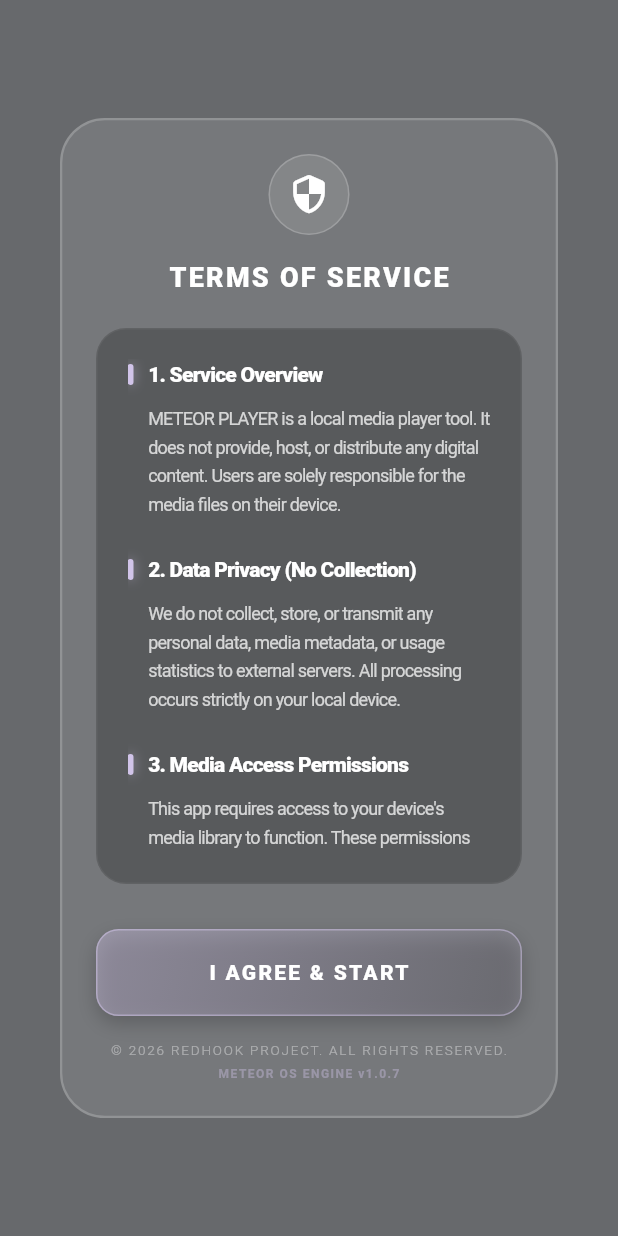
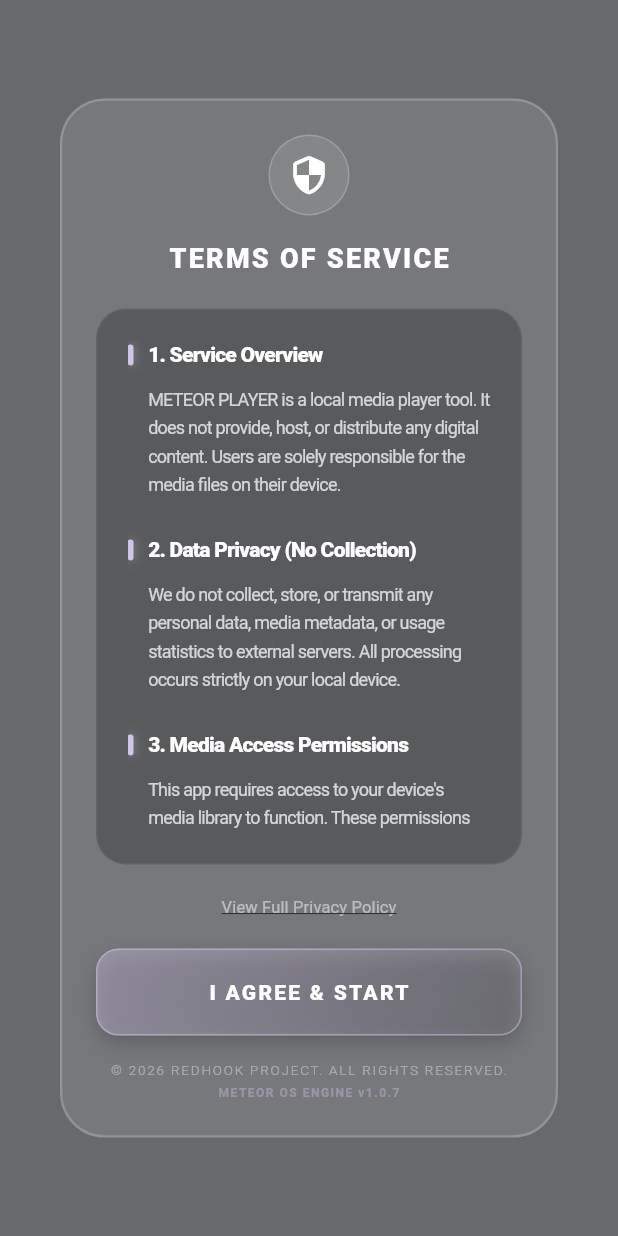
Before and after one commit to jjaez7/meteor_player, a Flutter app: what showTermsDialog() shows on an empty page, opened directly, on a phone screen of 412 x 824 dp. Run offline on Flutter 3.47's test engine with Material 3 defaults, Android fonts, the light colour scheme and no system bars; our stand-ins replace audio_service, flutter_colorpicker, marquee, package_info_plus, palette_generator, permission_handler and 1 more; missing offline and left inert: notification_listener_service; accounts and stored records are empty; Roboto replaces fonts that are missing (Pretendard).

Commit message:
안드로이드 13이상 필수 권한 허용, 필수 약관 등록

```diff
--- a/lib/main.dart
+++ b/lib/main.dart
@@ -6,6 +6,7 @@ import 'package:shared_preferences/shared_preferences.dart';
 import 'package:mp_design/permission_guard.dart';
 import 'player_screen.dart';
 import 'onboarding_screen.dart';
+
 
 String appVersion="1.0.0";
 
@@ -35,6 +36,7 @@ void main() async {
   final prefs = results[0] as SharedPreferences;
   audioHandler = results[1] as MyAudioHandler;
 
+
   final bool isFirstRun = prefs.getBool('isFirstRun') ?? true;
 
   // 3. UI 설정 (비동기로 실행하여 렌더링 시작을 앞당김)
@@ -52,6 +54,7 @@ void main() async {
 
   runApp(MeteorPlayer(isFirstRun: isFirstRun));
 }
+
 
 class MyAudioHandler extends BaseAudioHandler {
   static const MethodChannel _nativeChannel = MethodChannel(
@@ -146,6 +149,7 @@ class MeteorPlayer extends StatelessWidget {
   final bool isFirstRun;
   const MeteorPlayer({super.key, required this.isFirstRun});
 
+
   @override
   Widget build(BuildContext context) {
     return MaterialApp(
--- a/lib/menu/dialog_creator.dart
+++ b/lib/menu/dialog_creator.dart
@@ -59,7 +59,7 @@ void showCreatorDialog(BuildContext context) {
                         children: [
                           Expanded(child: _buildCreatorCard("Jaewon Jo", "Main Dev", accentColor)),
                           const SizedBox(width: 12),
-                          Expanded(child: _buildCreatorCard("Minchan Kim", "UI/UX Design", accentColor)),
+                          Expanded(child: _buildCreatorCard("Minchan Kim", "Special Thanks", accentColor)),
                           const SizedBox(width: 12),
                           Expanded(child: _buildCreatorCard("Myungwan Jeong", "Special Thanks", accentColor)),
                         ],
@@ -68,7 +68,7 @@ void showCreatorDialog(BuildContext context) {
                         children: [
                           _buildCreatorRow("Jaewon Jo", "Main Developer", accentColor),
                           const SizedBox(height: 12),
-                          _buildCreatorRow("Minchan Kim", "UI/UX Design", accentColor),
+                          _buildCreatorRow("Minchan Kim", "Special Thanks To", accentColor),
                           const SizedBox(height: 12),
                           _buildCreatorRow("Myungwan Jeong", "Special Thanks To", accentColor),
                         ],
--- a/lib/menu/dialog_terms.dart
+++ b/lib/menu/dialog_terms.dart
@@ -1,6 +1,7 @@
 import 'dart:ui';
 import 'package:flutter/material.dart';
 import '../main.dart';
+import 'package:url_launcher/url_launcher.dart';
 
 void showTermsDialog(BuildContext context) {
   final size = MediaQuery.of(context).size;
@@ -51,6 +52,8 @@ void showTermsDialog(BuildContext context) {
                             ),
                             const SizedBox(height: 24),
                             _buildAgreeButton(context, accentColor),
+                            const SizedBox(height: 8),
+                            _buildViewFullPolicyButton(),
                             const SizedBox(height: 16),
 
                             Opacity(
@@ -106,7 +109,9 @@ void showTermsDialog(BuildContext context) {
                       ),
                       const SizedBox(height: 20),
                       _buildTermsScrollArea(size, isLandscape),
-                      const SizedBox(height: 30),
+                      const SizedBox(height: 12),
+                      _buildViewFullPolicyButton(),
+                      const SizedBox(height: 12),
                       _buildAgreeButton(context, accentColor),
                       const SizedBox(height: 16), // 버튼과의 간격
 
@@ -155,6 +160,37 @@ Widget _buildHeaderIcon() {
       border: Border.all(color: Colors.white.withValues(alpha: 0.2)),
     ),
     child: const Icon(Icons.security_rounded, color: Colors.white, size: 28),
+  );
+}
+
+// 전체 약관 보기 텍스트 버튼
+Widget _buildViewFullPolicyButton() {
+  return TextButton(
+    onPressed: () async {
+      final Uri url = Uri.parse('https://gist.github.com/jjaez7/77747922246eb6f6715f169ab55ec674');
+    try {
+    await launchUrl(
+      url,
+      mode: LaunchMode.externalApplication, // 외부 브라우저 강제 호출
+    );
+  } catch (e) {
+    debugPrint('Could not launch $url: $e');
+  }
+    },
+    style: TextButton.styleFrom(
+      minimumSize: Size.zero,
+      padding: const EdgeInsets.symmetric(vertical: 8),
+      tapTargetSize: MaterialTapTargetSize.shrinkWrap,
+    ),
+    child: Text(
+      "View Full Privacy Policy",
+      style: TextStyle(
+        color: Colors.white.withValues(alpha: 0.5),
+        fontSize: 11,
+        decoration: TextDecoration.underline, // 링크 느낌 강조
+        fontWeight: FontWeight.w400,
+      ),
+    ),
   );
 }
 
--- a/pubspec.yaml
+++ b/pubspec.yaml
@@ -45,6 +45,8 @@ dependencies:
   google_fonts: ^7.1.0
   pip_view: ^0.9.7
   package_info_plus: ^9.0.0
+  url_launcher: ^6.3.2
+  permission_handler: ^12.0.1
 
 dev_dependencies:
   flutter_test:
```
Also changed, not shown: lib/onboarding_screen.dart (+22 -3 lines), lib/permission_guard.dart (+65 -19 lines), pubspec.lock, 6 other files.
